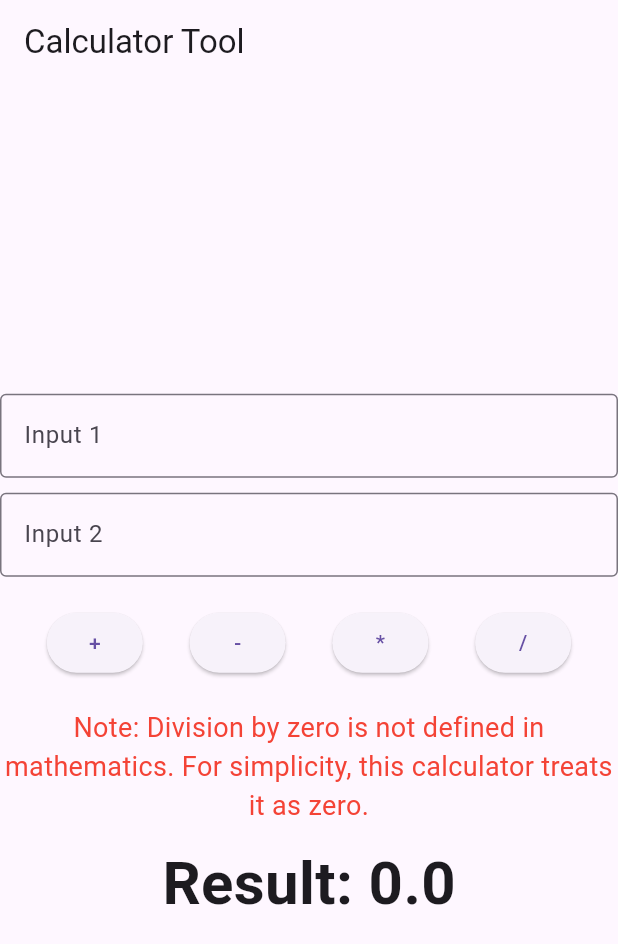
After one commit to GroupOfFourMDEV1004/assignment3-MDEV1005, a Flutter app: the CalculatorTool screen opened by its route, after a tap on an icon or button, on a phone screen of 412 x 824 dp. The commit adds this screen. Shown: the top 944 px of the screen. Run offline on Flutter 3.47's test engine with Material 3 defaults, Android fonts, the phone set to English and light mode, and no system bars; our stand-ins replace flutter_hooks, go_router, hooks_riverpod, riverpod.

Commit message:
Re added the files that got lost in my merge

```diff
--- a/lib/greeting_screen.dart
+++ b/lib/greeting_screen.dart
@@ -37,15 +37,15 @@ class GreetingPage extends StatelessWidget {
             ),
             ElevatedButton(
               onPressed: () {
-                // Navigate to the second tool screen
+                GoRouter.of(context).push("/calculatorTool");
               },
-              child: const Text('Tool 2'),
+              child: const Text('Calculator Tool'),
             ),
             ElevatedButton(
               onPressed: () {
-                // Navigate to the third tool screen
+                GoRouter.of(context).push("/notesTool");
               },
-              child: const Text('Tool 3'),
+              child: const Text('Notes Tool'),
             ),
           ],
         ),
--- a/lib/main.dart
+++ b/lib/main.dart
@@ -1,16 +1,14 @@
 
 import 'package:assigment3/greeting_screen.dart';
+import 'package:assigment3/widgets/calculator/calculator.dart';
+import 'package:assigment3/widgets/sticky_note/sticky_note.dart';
 import 'package:flutter/material.dart';
 import 'package:go_router/go_router.dart';
 import 'counter_tool.dart';
 import 'package:hooks_riverpod/hooks_riverpod.dart';
 
 void main() {
-  runApp(
-    const ProviderScope(
-      child: MyApp(),
-    ),
-  );
+  runApp(ProviderScope(child: MyApp()));
 }
 
 class MyApp extends StatelessWidget {
@@ -26,7 +24,8 @@ class MyApp extends StatelessWidget {
   }
   final GoRouter _router = GoRouter(routes: [
     GoRoute(path: "/", builder: ((context, state) => const GreetingPage())),
-    GoRoute(path: "/counterTool", builder: ((context, state) => const CounterTool()))
-    // GoRoute(path: "/secondTool", builder: ((context, state) => const SecondTool()))
+    GoRoute(path: "/counterTool", builder: ((context, state) => const CounterTool())),
+    GoRoute(path: "/calculatorTool", builder: ((context, state) => const CalculatorTool())),
+    GoRoute(path: "/notesTool", builder: ((context, state) => const StickyNote()))
   ]);
 }
--- /dev/null
+++ b/lib/widgets/calculator/calculator.dart
@@ -0,0 +1,119 @@
+import 'package:flutter/material.dart';
+
+class CalculatorTool extends StatefulWidget {
+  const CalculatorTool({super.key});
+
+  @override
+  _CalculatorToolState createState() => _CalculatorToolState();
+}
+
+class _CalculatorToolState extends State<CalculatorTool> {
+  final TextEditingController _controller1 = TextEditingController();
+  final TextEditingController _controller2 = TextEditingController();
+  double _resultValue = 0;
+  String _operation = "";
+  String _warningMessage = ""; // Variable for the warning message
+
+  void _performOperation() {
+    double input1 = double.tryParse(_controller1.text) ?? 0;
+    double input2 = double.tryParse(_controller2.text) ?? 0;
+
+    _warningMessage = ""; // Reset warning message on each operation
+
+    switch (_operation) {
+      case '+':
+        _resultValue = input1 + input2;
+        break;
+      case '-':
+        _resultValue = input1 - input2;
+        break;
+      case '*':
+        _resultValue = input1 * input2;
+        break;
+      case '/':
+        if (input2 == 0) {
+          _warningMessage = "Note: Division by zero is not defined in mathematics. For simplicity, this calculator treats it as zero."; // Set warning message
+          _resultValue = 0;
+        } else {
+          _resultValue = input1 / input2;
+        }
+        break;
+      default:
+        _resultValue = 0;
+    }
+    setState(() {});
+  }
+
+  void _setOperation(String opt) {
+    setState(() {
+      _operation = opt;
+      _performOperation();
+    });
+  }
+
+  @override
+  Widget build(BuildContext context) {
+    return Scaffold(
+      appBar: AppBar(
+        title: const Text('Calculator Tool'),
+      ),
+      body: Center(
+        child: Column(
+          mainAxisAlignment: MainAxisAlignment.center,
+          children: <Widget>[
+            TextField(
+              controller: _controller1,
+              keyboardType: TextInputType.number,
+              decoration: const InputDecoration(
+                labelText: 'Input 1',
+                border: OutlineInputBorder(),
+              ),
+            ),
+            const SizedBox(height: 10.0),
+            TextField(
+              controller: _controller2,
+              keyboardType: TextInputType.number,
+              decoration: const InputDecoration(
+                labelText: 'Input 2',
+                border: OutlineInputBorder(),
+              ),
+            ),
+            const SizedBox(height: 20.0),
+            Row(
+              mainAxisAlignment: MainAxisAlignment.spaceEvenly,
+              children: <Widget>[
+                ElevatedButton(
+                  onPressed: () => _setOperation("+"),
+                  child: const Text('+'),
+                ),
+                ElevatedButton(
+                  onPressed: () => _setOperation("-"),
+                  child: const Text('-'),
+                ),
+                ElevatedButton(
+                  onPressed: () => _setOperation("*"),
+                  child: const Text('*'),
+                ),
+                ElevatedButton(
+                  onPressed: () => _setOperation("/"),
+                  child: const Text('/'),
+                ),
+              ],
+            ),
+            const SizedBox(height: 20.0),
+            Text(
+              _warningMessage,
+              textAlign: TextAlign.center, // Center-align the text
+              style: const TextStyle(fontSize: 18.0, color: Colors.red),
+            ),
+            const SizedBox(height: 10.0),
+            Text(
+              'Result: $_resultValue',
+              style: const TextStyle(fontSize: 40.0, fontWeight: FontWeight.bold),
+            ),
+          ],
+        ),
+      ),
+    );
+  }
+}
```
